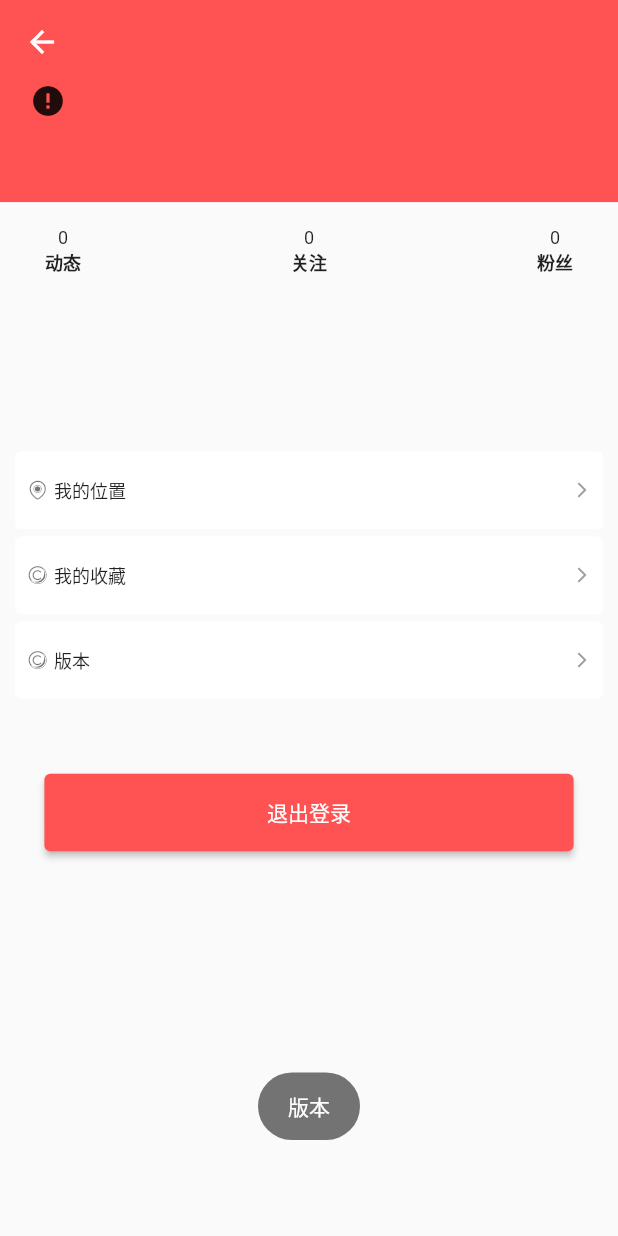
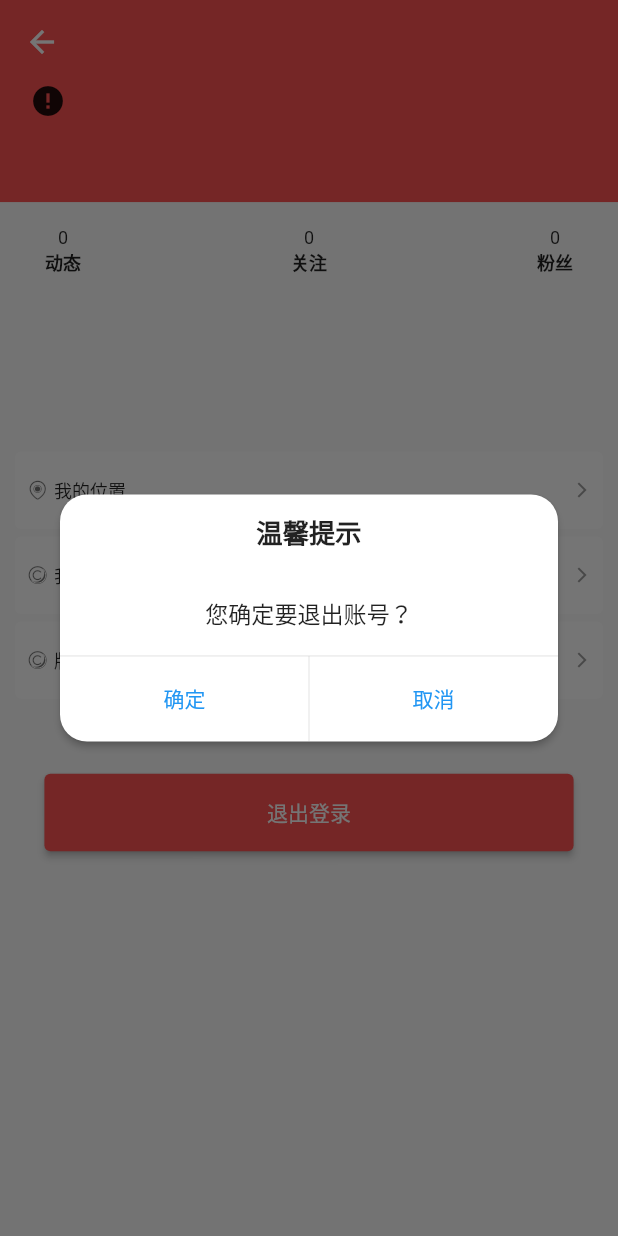
Before and after one commit to asnowi/ibase_app, a Flutter app: the MineView screen opened by its route, after a tap on "版本", on a phone screen of 412 x 824 dp. Run offline on Flutter 3.47's test engine with Material 2 defaults, Android fonts, the phone set to English and light mode, and no system bars; drawn by our look-alikes of cached_network_image, pull_to_refresh; our stand-ins replace cookie_jar, dio, dio_cookie_manager, event_bus, flutter_easyloading, flutter_screenutil and 10 more; accounts and stored records are empty; network calls fail; Roboto replaces fonts that are missing (FZFWQingYinTiJWL).

Commit message:
tip dialog

```diff
--- /dev/null
+++ b/lib/common/widget/dialog/base_dialog.dart
@@ -0,0 +1,4 @@
+
+abstract class BaseDialog{
+
+}
--- /dev/null
+++ b/lib/common/widget/dialog/tip_dialog.dart
@@ -0,0 +1,84 @@
+import 'package:flutter/cupertino.dart';
+import 'package:flutter/rendering.dart';
+import 'package:ibase_app/common/utils/utils.dart';
+import 'package:ibase_app/common/widget/dialog/base_dialog.dart';
+
+class TipDialog extends BaseDialog{
+
+  static show(BuildContext context) {
+    showDialog(
+        context: context,
+        builder: (context) {
+          return Dialog(
+            elevation: 2.0,
+            backgroundColor: Colors.white,
+            insetAnimationDuration: const Duration(seconds: 2),
+            shape: const RoundedRectangleBorder(borderRadius: BorderRadius.all(Radius.circular(18.0))),
+            child: Container(
+              width: getWidth(),
+              height: 0.20.sh,
+              child: Column(
+                children: [
+                  Expanded(
+                    flex: 8,
+                    child: Container(
+                      alignment: Alignment.center,
+                      decoration: const BoxDecoration(borderRadius: BorderRadius.vertical(top: Radius.circular(18.0))),
+                      child: Text('温馨提示',style: TextStyle(color: Colors.black87,fontSize: 16.sp,fontWeight: FontWeight.bold),)
+                    ),
+                  ),
+                  Expanded(
+                    flex: 9,
+                    child: Container(
+                      alignment: Alignment.center,
+                      child: SingleChildScrollView(
+                        scrollDirection: Axis.vertical,
+                        child: Text('您确定要退出账号？',style: TextStyle(color: Colors.black87,fontSize: 14.sp),),
+                      ),
+                    ),
+                  ),
+                  const Divider(height: .2,color: Colors.grey,thickness: .2),
+                  Expanded(
+                    flex: 9,
+                    child: Container(
+                      child: Row(
+                        mainAxisAlignment: MainAxisAlignment.spaceAround,
+                        children: [
+                          Expanded(
+                            flex: 1,
+                            child: TextButton(
+                                style: ButtonStyle(
+                                  minimumSize: MaterialStateProperty.all(const Size(double.maxFinite, double.maxFinite)),
+                                  shape: MaterialStateProperty.all(const RoundedRectangleBorder(
+                                    borderRadius: BorderRadius.only(bottomLeft: Radius.circular(18)),
+                                  )),
+                                ),
+                                onPressed: (){},
+                                child: const Text('确定',style: TextStyle(fontSize: 14, color: Colors.blue))
+                            )
+                          ),
+                          const VerticalDivider(width: .2,color: Colors.grey,thickness: .2),
+                          Expanded(
+                            flex: 1,
+                            child: TextButton(
+                              style: ButtonStyle(
+                                minimumSize: MaterialStateProperty.all(const Size(double.maxFinite, double.maxFinite)),
+                                shape: MaterialStateProperty.all(const RoundedRectangleBorder(
+                                  borderRadius: BorderRadius.only(bottomRight: Radius.circular(18)),
+                                )),
+                              ),
+                            onPressed: (){},
+                            child: const Text('取消', style: TextStyle(fontSize: 14, color: Colors.blue)),
+                          ),)
+                        ],
+                      )
+                    ),
+                  ),
+                ],
+              )
+            )
+          );
+        }
+    );
+  }
+}
--- a/lib/pages/home/nav/mine/view.dart
+++ b/lib/pages/home/nav/mine/view.dart
@@ -3,6 +3,7 @@ import 'package:get/get.dart';
 import 'package:ibase_app/common/app/app.dart';
 import 'package:ibase_app/common/router/router.dart';
 import 'package:ibase_app/common/utils/utils.dart';
+import 'package:ibase_app/common/widget/dialog/tip_dialog.dart';
 import 'package:ibase_app/common/widget/text/icon_text.dart';
 
 import 'mine.dart';
@@ -167,7 +168,8 @@ class MineView extends GetView<MineController> {
                 },),
                 Divider(height: 5,color: Colors.grey[50],thickness: 1,indent: 30,),
                 IconText(txt: '版本',icon: const Icon(Iconfont.about,size: 14,color: Colors.black54),onClick: (){
-                  ToastUtils.show('版本');
+                 // ToastUtils.show('版本');
+                  TipDialog.show(context);
                 },),
                 const Padding(padding: EdgeInsets.only(top: 50)),
                 FractionallySizedBox(
--- a/lib/pages/login/view.dart
+++ b/lib/pages/login/view.dart
@@ -2,6 +2,7 @@ import 'package:flutter/gestures.dart';
 import 'package:get/get.dart';
 import 'package:ibase_app/common/utils/utils.dart';
 import 'package:ibase_app/common/values/values.dart';
+import 'package:ibase_app/common/widget/dialog/tip_dialog.dart';
 import 'package:lottie/lottie.dart';
 import 'package:video_player/video_player.dart';
 
@@ -19,7 +20,7 @@ class LoginView extends GetView<LoginController> {
           alignment: Alignment.center,
           children: [
             _buildPlayer(context),
-            _buildAction(),
+            _buildAction(context),
             _buildContent(),
             _buildAgreement()
           ],
@@ -52,7 +53,7 @@ class LoginView extends GetView<LoginController> {
     );
   }
 
-  Widget _buildAction() {
+  Widget _buildAction(BuildContext context) {
     return Positioned(
         top: 20.h,
         child: SizedBox(
@@ -296,7 +297,8 @@ class LoginView extends GetView<LoginController> {
             child: Text('立即注册',style: TextStyle(fontSize: 14.sp,color: Colors.white,fontFamily: 'FZDaLTJ')),
           ),
           MaterialButton(
-            onPressed: (){},
+            onPressed: (){
+            },
             child: Text('忘记密码?',style: TextStyle(fontSize: 14.sp,color: Colors.white,fontFamily: 'FZDaLTJ')),
           ),
         ],
```
